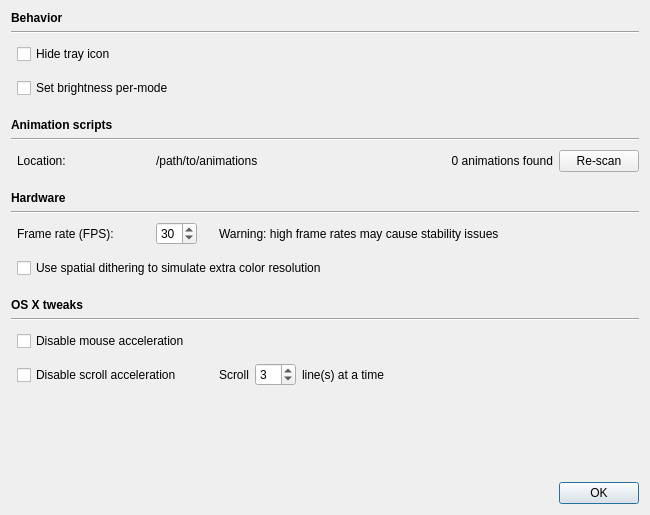
The window that src/ckb/extrasettingswidget.ui (ckb-next/ckb-next) describes before a commit, drawn with Qt 5.
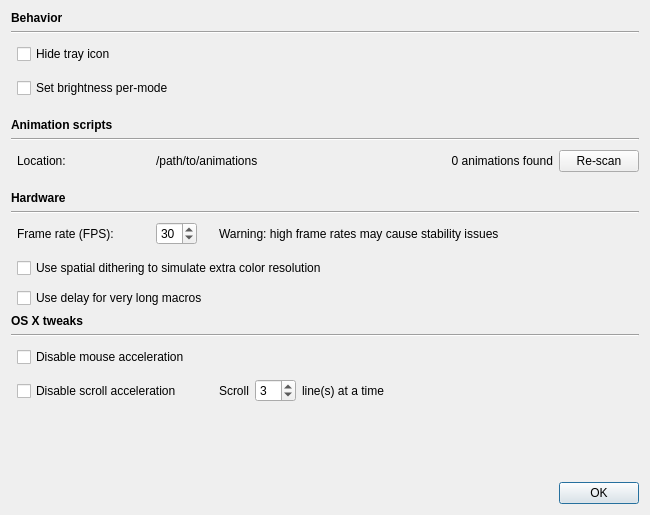
The same window after the commit.

```diff
--- a/src/ckb/extrasettingswidget.ui
+++ b/src/ckb/extrasettingswidget.ui
@@ -406,6 +406,16 @@
      </property>
     </widget>
    </item>
+   <item row="14" column="1" colspan="6">
+    <widget class="QCheckBox" name="delayBox">
+     <property name="toolTip">
+      <string>When using macros with strings longer than 25 chars, some OS may lose characters (e.g. Mint 17.2). Select to prevent that bug.</string>
+     </property>
+     <property name="text">
+      <string>Use delay for very long macros</string>
+     </property>
+    </widget>
+   </item>
    <item row="15" column="0" colspan="7">
     <widget class="QLabel" name="osxLabel">
      <property name="font">
```
